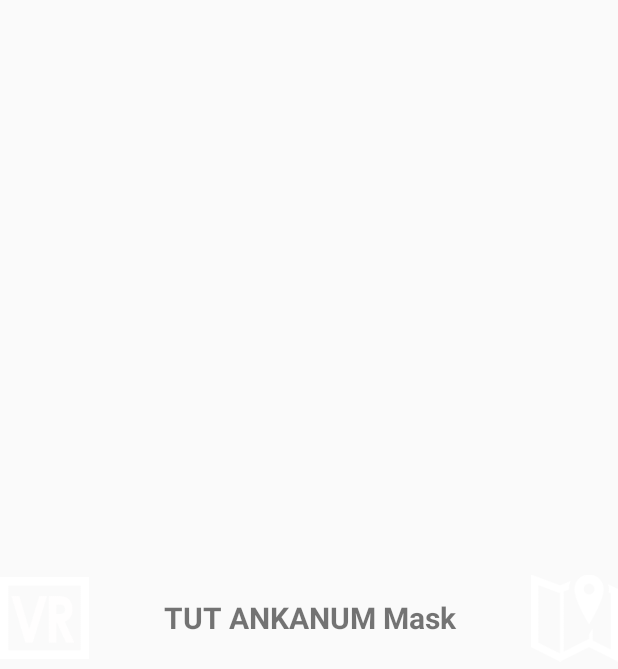
After one commit to a7md3bdelfatta7/GEM, an Android app: the layout artifacts_actionbar.xml on its own in the app's theme, with its tools: preview values and no code run, on a phone screen of 412 x 824 dp. The commit adds this screen. Shown: the top 669 px of the screen. Run offline under Robolectric (Android 15) with nearby library versions, the phone set to English and light mode, and no system bars.

Commit message:
artifact actionbar updated

```diff
--- a/app/src/main/java/brainwaves/gem/HelperMenu/ArtifactsActivity.java
+++ b/app/src/main/java/brainwaves/gem/HelperMenu/ArtifactsActivity.java
@@ -2,6 +2,7 @@ package brainwaves.gem.HelperMenu;
 
 import android.content.Context;
 import android.content.Intent;
+import android.support.v7.app.ActionBar;
 import android.support.v7.app.AppCompatActivity;
 import android.os.Bundle;
 import android.view.WindowManager;
@@ -23,6 +24,11 @@ public class ArtifactsActivity extends AppCompatActivity {
         getWindow().setFlags(WindowManager.LayoutParams.FLAG_FULLSCREEN,
                 WindowManager.LayoutParams.FLAG_FULLSCREEN);
         setContentView(R.layout.activity_artifacts_details);
+
+        ActionBar actionBar=getSupportActionBar();
+        getSupportActionBar().setDisplayOptions(ActionBar.DISPLAY_SHOW_CUSTOM);
+        getSupportActionBar().setCustomView(R.layout.artifacts_actionbar);
+
         Intent intent = getIntent();
         String id = intent.getStringExtra("id");
         ImageView img = (ImageView) findViewById(R.id.artifact_details);
--- /dev/null
+++ b/app/src/main/res/layout/artifacts_actionbar.xml
@@ -0,0 +1,35 @@
+<?xml version="1.0" encoding="utf-8"?>
+<LinearLayout xmlns:android="http://schemas.android.com/apk/res/android"
+    android:orientation="horizontal" android:layout_width="match_parent"
+    android:layout_height="match_parent">
+    <ImageButton
+        android:layout_width="match_parent"
+        android:layout_height="match_parent"
+        android:layout_weight="3"
+        android:src="@drawable/vricon"
+        android:adjustViewBounds="true"
+        android:background="@null"
+        android:scaleType="fitCenter"
+        android:id="@+id/vrButton"/>
+
+    <TextView
+        android:layout_width="match_parent"
+        android:layout_height="match_parent"
+        android:text="TUT ANKANUM Mask"
+        android:textStyle="bold"
+        android:gravity="center"
+        android:textSize="20dp"
+        android:textAlignment="center"
+        android:layout_weight="1"
+        android:id="@+id/artifactNameActionBar"/>
+    <ImageButton
+        android:layout_width="match_parent"
+        android:layout_height="match_parent"
+        android:layout_weight="3"
+        android:src="@drawable/map_icon"
+        android:adjustViewBounds="true"
+        android:background="@null"
+        android:scaleType="fitCenter"
+        android:id="@+id/showMapActionBar"/>
+
+</LinearLayout>
```
Also changed, not shown: app/src/main/java/brainwaves/gem/HelperMenu/CollectionsActivity.java (+58 -6 lines), app/src/main/res/layout/activity_collections.xml (+25 -0 lines), app/src/main/res/drawable/arbtn.png (added), app/src/main/res/drawable/vricon.png (added).
